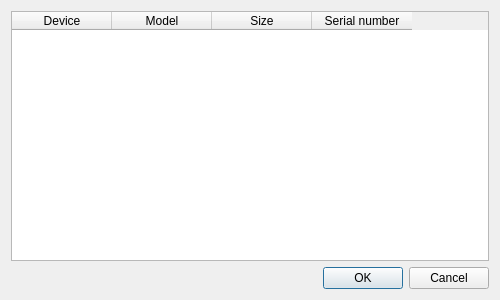
halbbob/dff, file ui/gui/resources/devicesdialog.ui: the form before one commit.
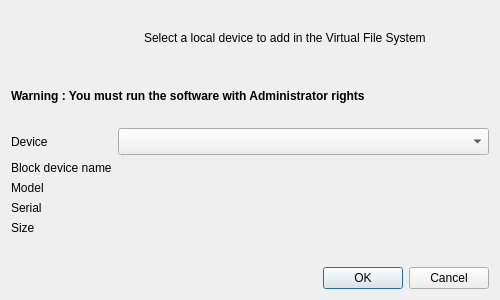
The form after the commit. Icons and pictures are not drawn.

Commit message: New add device dialog * Translate device dialog * Remove old table view

```diff
--- a/ui/gui/resources/devicesdialog.ui
+++ b/ui/gui/resources/devicesdialog.ui
@@ -15,38 +15,155 @@
   </property>
   <layout class="QVBoxLayout" name="verticalLayout">
    <item>
-    <widget class="QTableWidget" name="deviceTable">
-     <property name="editTriggers">
-      <set>QAbstractItemView::NoEditTriggers</set>
+    <layout class="QHBoxLayout" name="horizontalLayout">
+     <item>
+      <widget class="QLabel" name="label_2">
+       <property name="maximumSize">
+        <size>
+         <width>127</width>
+         <height>127</height>
+        </size>
+       </property>
+       <property name="text">
+        <string/>
+       </property>
+       <property name="pixmap">
+        <pixmap resource="gui.qrc">:/add_device.png</pixmap>
+       </property>
+      </widget>
+     </item>
+     <item>
+      <widget class="QLabel" name="label">
+       <property name="text">
+        <string>Select a local device to add in the Virtual File System</string>
+       </property>
+      </widget>
+     </item>
+    </layout>
+   </item>
+   <item>
+    <widget class="QLabel" name="label_3">
+     <property name="font">
+      <font>
+       <weight>75</weight>
+       <bold>true</bold>
+      </font>
      </property>
-     <property name="selectionMode">
-      <enum>QAbstractItemView::SingleSelection</enum>
+     <property name="text">
+      <string>Warning : You must run the software with Administrator rights</string>
      </property>
-     <property name="selectionBehavior">
-      <enum>QAbstractItemView::SelectRows</enum>
-     </property>
-     <column>
-      <property name="text">
-       <string>Device</string>
-      </property>
-     </column>
-     <column>
-      <property name="text">
-       <string>Model</string>
-      </property>
-     </column>
-     <column>
-      <property name="text">
-       <string>Size</string>
-      </property>
-     </column>
-     <column>
-      <property name="text">
-       <string>Serial number</string>
-      </property>
-     </column>
     </widget>
    </item>
+   <item>
+    <layout class="QGridLayout" name="gridLayout">
+     <item row="0" column="0">
+      <widget class="QLabel" name="ldevice">
+       <property name="font">
+        <font>
+         <weight>50</weight>
+         <bold>false</bold>
+        </font>
+       </property>
+       <property name="text">
+        <string>Device</string>
+       </property>
+      </widget>
+     </item>
+     <item row="0" column="1">
+      <widget class="QComboBox" name="combodevice">
+       <property name="font">
+        <font>
+         <pointsize>12</pointsize>
+        </font>
+       </property>
+      </widget>
+     </item>
+     <item row="1" column="0">
+      <widget class="QLabel" name="lblockname">
+       <property name="font">
+        <font>
+         <weight>50</weight>
+         <bold>false</bold>
+        </font>
+       </property>
+       <property name="text">
+        <string>Block device name</string>
+       </property>
+      </widget>
+     </item>
+     <item row="1" column="1">
+      <widget class="QLabel" name="blockdevice"/>
+     </item>
+     <item row="2" column="0">
+      <widget class="QLabel" name="lmodel">
+       <property name="font">
+        <font>
+         <weight>50</weight>
+         <bold>false</bold>
+        </font>
+       </property>
+       <property name="text">
+        <string>Model</string>
+       </property>
+      </widget>
+     </item>
+     <item row="2" column="1">
+      <widget class="QLabel" name="model"/>
+     </item>
+     <item row="3" column="0">
+      <widget class="QLabel" name="lserial">
+       <property name="font">
+        <font>
+         <weight>50</weight>
+         <bold>false</bold>
+        </font>
+       </property>
+       <property name="text">
+        <string>Serial</string>
+       </property>
+      </widget>
+     </item>
+     <item row="3" column="1">
+      <widget class="QLabel" name="serial"/>
+     </item>
+     <item row="4" column="0">
+      <widget class="QLabel" name="lsize">
+       <property name="font">
+        <font>
+         <weight>50</weight>
+         <bold>false</bold>
+        </font>
+       </property>
+       <property name="text">
+        <string>Size</string>
+       </property>
+      </widget>
+     </item>
+     <item row="4" column="1">
+      <widget class="QLabel" name="size"/>
+     </item>
+     <item row="5" column="0">
+      <widget class="QLabel" name="label_4">
+       <property name="text">
+        <string/>
+       </property>
+      </widget>
+     </item>
+     <item row="5" column="1">
+      <spacer name="horizontalSpacer">
+       <property name="orientation">
+        <enum>Qt::Horizontal</enum>
+       </property>
+       <property name="sizeHint" stdset="0">
+        <size>
+         <width>40</width>
+         <height>20</height>
+        </size>
+       </property>
+      </spacer>
+     </item>
+    </layout>
+   </item>
    <item>
     <widget class="QDialogButtonBox" name="buttonBox">
      <property name="orientation">
```
Left out of the diff: 4 changed lines with no effect on the pictures. The commit also changes 2 other files.
